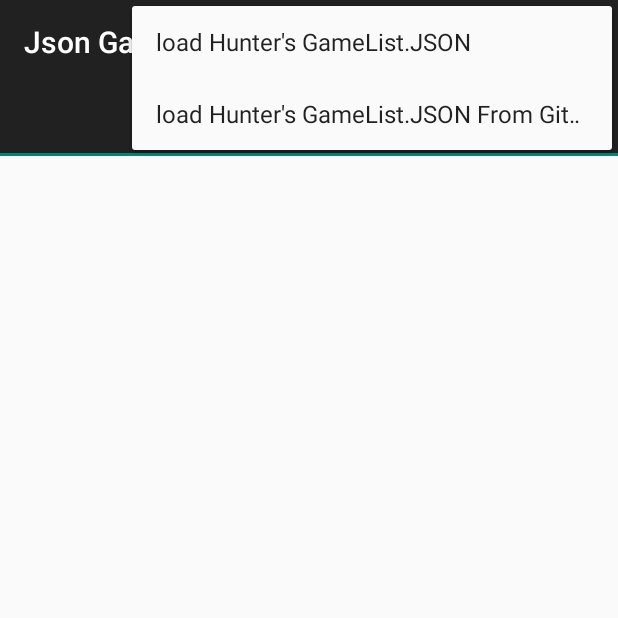
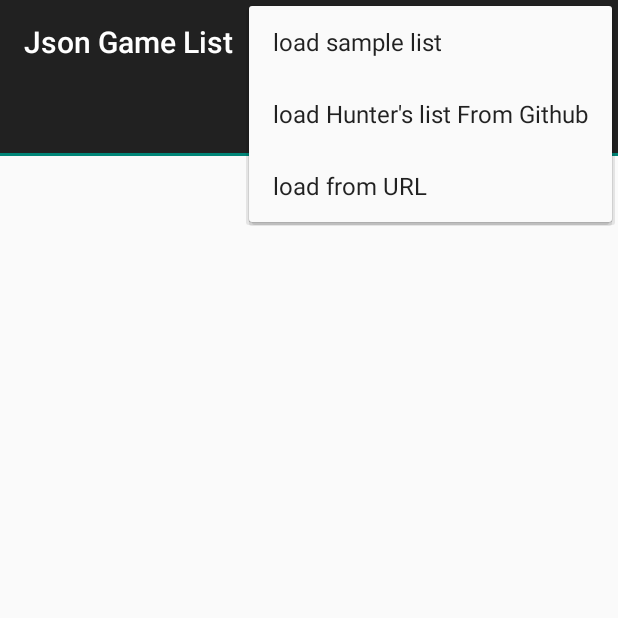
Before and after one commit to huntergdavis/json_game_list, an Android app: the screen it shows after launch (JsonGameListActivity), with the options menu open, on a phone screen of 412 x 824 dp, the top half of it. Run offline under Robolectric (Android 15) with nearby library versions, the phone set to English and light mode, and no system bars; our stand-ins replace Picasso; pictures from the network do not load; 4 statements that could not run were skipped.

Commit message:
can update from URL now

```diff
--- a/JsonGameList/app/build.gradle
+++ b/JsonGameList/app/build.gradle
@@ -8,8 +8,8 @@ android {
         applicationId "com.hunterdavis.jsongamelist"
         minSdkVersion 15
         targetSdkVersion 21
-        versionCode 1
-        versionName "1.0"
+        versionCode 2
+        versionName "1.1"
     }
     buildTypes {
         release {
--- a/JsonGameList/app/src/main/res/menu/menu_json_game_list.xml
+++ b/JsonGameList/app/src/main/res/menu/menu_json_game_list.xml
@@ -6,5 +6,8 @@
         android:orderInCategory="100" app:showAsAction="never" />
     <item android:id="@+id/action_github" android:title="@string/load_hunter_github"
         android:orderInCategory="101" app:showAsAction="never" />
+    <item android:id="@+id/action_url" android:title="@string/load_url"
+        android:orderInCategory="101" app:showAsAction="never" />
+
 
 </menu>
--- a/JsonGameList/app/src/main/res/values/strings.xml
+++ b/JsonGameList/app/src/main/res/values/strings.xml
@@ -7,8 +7,8 @@
     <string name="action_settings">Settings</string>
     <string name="overview">Overview</string>
     <string name="load_failed">Failed to Retrieve GameList</string>
-    <string name="load_hunter">load Hunter\'s GameList.JSON</string>
-    <string name="load_hunter_github">load Hunter\'s GameList.JSON From Github</string>
-
+    <string name="load_hunter">load sample list</string>
+    <string name="load_hunter_github">load Hunter\'s list From Github</string>
+    <string name="load_url">load from URL</string>
 
 </resources>
```
Also changed, not shown: JsonGameList/app/src/main/java/com/hunterdavis/jsongamelist/JsonGameListActivity.java (+21 -0 lines).
